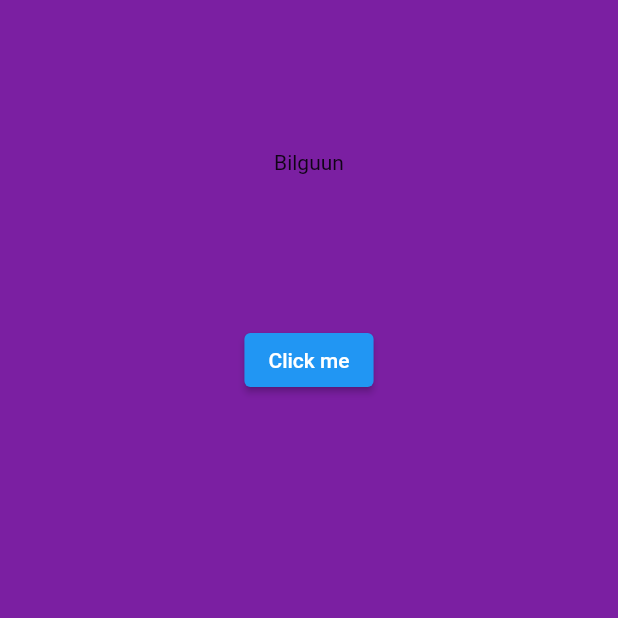
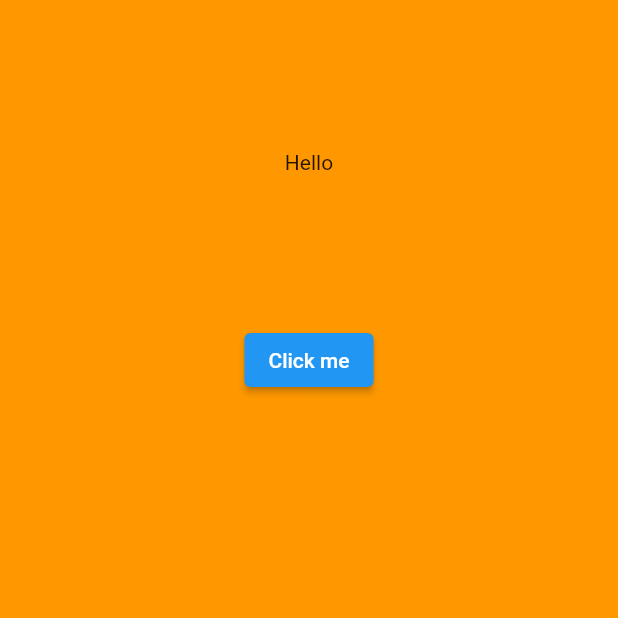
Before and after one commit to bilguun1001/Skima, a Flutter app: the screen it shows after launch, after a tap on "Click me", on a phone screen of 412 x 824 dp, the top half of it. Run offline on Flutter 3.47's test engine with Material 2 defaults, Android fonts, the phone set to English and light mode, and no system bars.

Commit message:
'colors'

```diff
--- a/lib/main.dart
+++ b/lib/main.dart
@@ -1,3 +1,5 @@
+import 'dart:math';
+
 import 'package:flutter/material.dart';
 
 void main() {
@@ -19,26 +21,32 @@ class MyApp extends StatelessWidget {
   }
 }
 
+// TODO: When you press the button, change the background color of the app
 class BodyWidget extends StatelessWidget {
-  final fruitNotfier = ValueNotifier<Color>(Colors.purple.shade600);
-
+  //String fruit = 'Apples';
+  final colorNotfier = ValueNotifier<Color>(Colors.purple.shade700);
   @override
   Widget build(BuildContext context) {
+    return ValueListenableBuilder<Color>(
+      valueListenable: colorNotfier,
+      builder: (context, color, child) {
         return Container(
           width: double.infinity,
           height: double.infinity,
-      color: Colors.purple.shade700,
+          color: color,
           child: Center(
             child: Column(
               children: [
                 SizedBox(height: 100),
-            Text('Bilguun'),
+                Text('Hello'),
                 SizedBox(height: 100),
                 ElevatedButton(
                   onPressed: () {
                     print('I was clicked.');
+                    final randomNumber = Random().nextInt(7);
+                    final myNewColor = colorList[randomNumber];
 
-                fruitNotfier.value = Colors.blue.shade200;
+                    colorNotfier.value = myNewColor;
                   },
                   child: Text('Click me'),
                 ),
@@ -46,5 +54,18 @@ class BodyWidget extends StatelessWidget {
             ),
           ),
         );
+      },
+    );
   }
 }
+
+
+final colorList = <Color>[
+  Colors.purple,
+  Colors.white,
+  Colors.orange,
+  Colors.blue,
+  Colors.red,
+  Colors.pink,
+  Colors.lightGreenAccent,
+];
```
Lines whose indentation alone changed are shown as unchanged.
